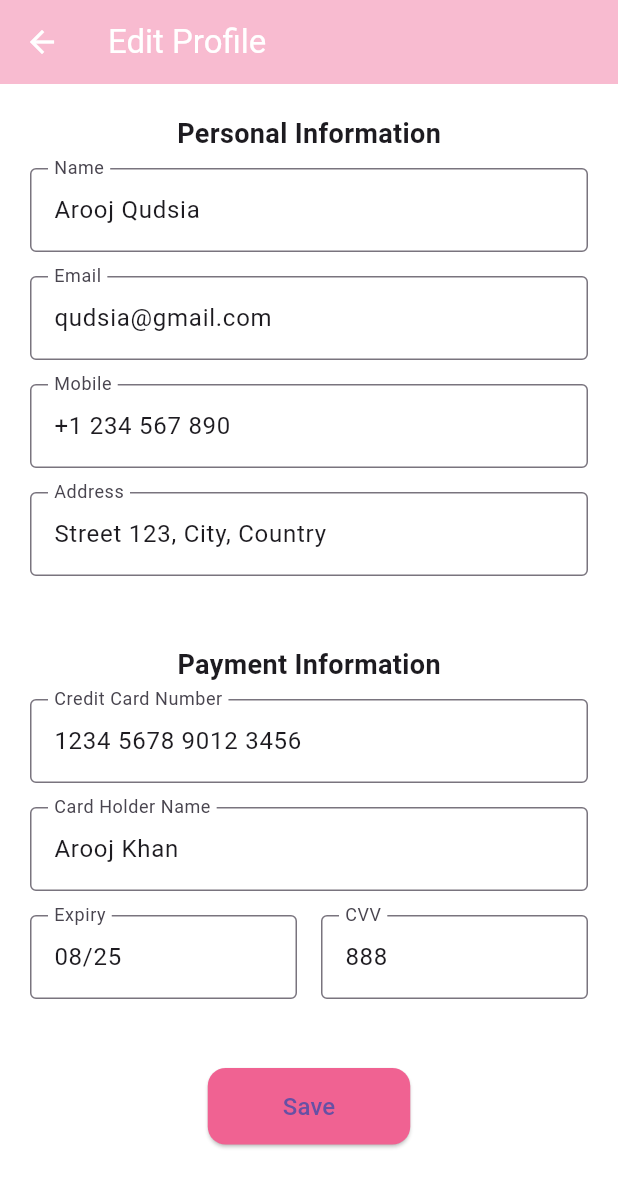
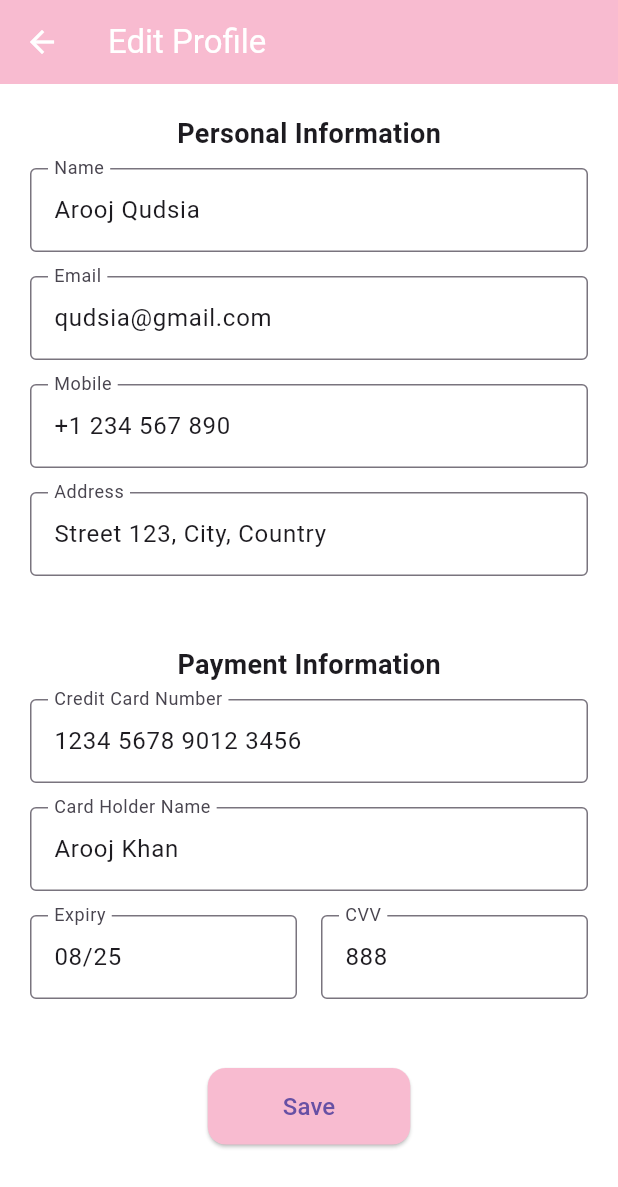
Before and after one commit to CodeLab66/Perfume-Store-in-Flutter, a Flutter app: the ProfileEditPage screen opened directly, on a phone screen of 412 x 824 dp. Shown: the top 1187 px of the screen. Run offline on Flutter 3.47's test engine with Material 3 defaults, Android fonts, the phone set to English and light mode, and no system bars.

Commit message:
changing button colour

```diff
--- a/perfume_ecommerce_store/lib/screens/profile_screen_edit.dart
+++ b/perfume_ecommerce_store/lib/screens/profile_screen_edit.dart
@@ -76,7 +76,7 @@ class _ProfileEditPageState extends State<ProfileEditPage> {
                   }
                 },
                 style: ElevatedButton.styleFrom(
-                  backgroundColor: Colors.pink[300],
+                  backgroundColor: Colors.pink[100],
                   padding: const EdgeInsets.symmetric(
                     horizontal: 50,
                     vertical: 14,
```
